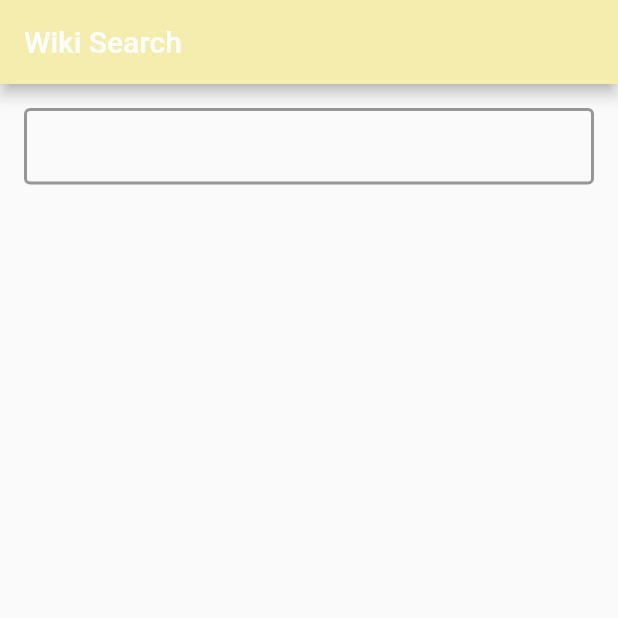
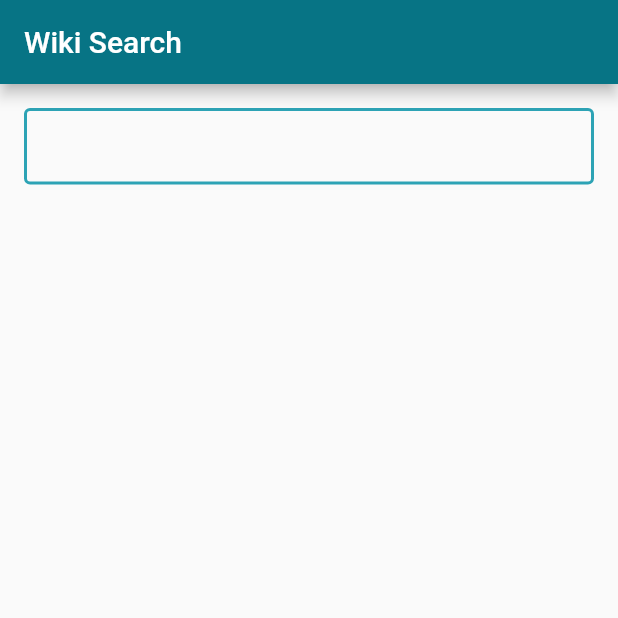
Before and after one commit to DoraBond/WikiSearch, a Flutter app: the screen it shows after launch, on a phone screen of 412 x 824 dp, the top half of it. Run offline on Flutter 3.47's test engine with Material 2 defaults, Android fonts, the phone set to English and light mode, and no system bars; our stand-ins replace dio, equatable, flutter_bloc.

Commit message:
Added pagination

```diff
--- a/wiki_search/lib/bloc/list/list_state.dart
+++ b/wiki_search/lib/bloc/list/list_state.dart
@@ -21,10 +21,11 @@ class DataLoadErrorListState extends ListState {
 
 class DataLoadedListState extends ListState {
   final List<SearchResultItem> results;
+  final resultsCount;
   final bool continueSearch;
 
-  DataLoadedListState(this.results,this.continueSearch);
+  DataLoadedListState(this.results, this.resultsCount, this.continueSearch);
 
   @override
-  List<Object> get props => [results, this.continueSearch];
+  List<Object> get props => [results, continueSearch, resultsCount];
 }
--- a/wiki_search/lib/theme.dart
+++ b/wiki_search/lib/theme.dart
@@ -1,8 +1,8 @@
 import 'dart:ui';
 
 class AppColors{
-  static const primaryColor = Color(0xFFF4EDAD);
+  static const primaryColor = Color(0xFF077485);
   static const accentColor = Color(0x7f6db247);
-  static const inputBorderColor = Color(0xFF979797);
-  static const picturePlaceholderColor = Color(0xFFAAAAAA);
+  static const inputBorderColor = Color(0xFF2da3b5);
+  static const picturePlaceholderColor = Color(0xFFF4EDAD);
 }
```
Also changed, not shown: wiki_search/lib/bloc/list/list_bloc.dart (+9 -3 lines), wiki_search/lib/network/network.dart (+6 -6 lines), wiki_search/lib/ui/list_screen.dart (+22 -7 lines), wiki_search/lib/ui/widget/bottom_loading_view.dart (added, +8 -0 lines), wiki_search/lib/ui/widget/search_result_widget.dart (+18 -6 lines).
